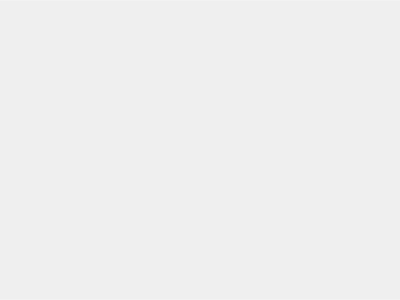
This is ui/basemenuitem.ui in analogdevicesinc/scopy as Qt 5 draws it before an edit. The edited form follows.
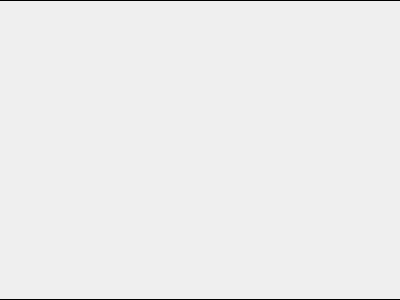
This is the edited form.

```diff
--- a/ui/basemenuitem.ui
+++ b/ui/basemenuitem.ui
@@ -38,7 +38,7 @@
       </size>
      </property>
      <property name="styleSheet">
-      <string notr="true">color: rgba(255,255,255,50);</string>
+      <string notr="true"/>
      </property>
      <property name="frameShape">
       <enum>QFrame::HLine</enum>
@@ -80,9 +80,6 @@
        <height>1</height>
       </size>
      </property>
-     <property name="styleSheet">
-      <string notr="true">color: rgba(255,255,255,50);</string>
-     </property>
      <property name="frameShape">
       <enum>QFrame::HLine</enum>
      </property>
```
Left out of the diff: 6 changed lines with no effect on the pictures.
